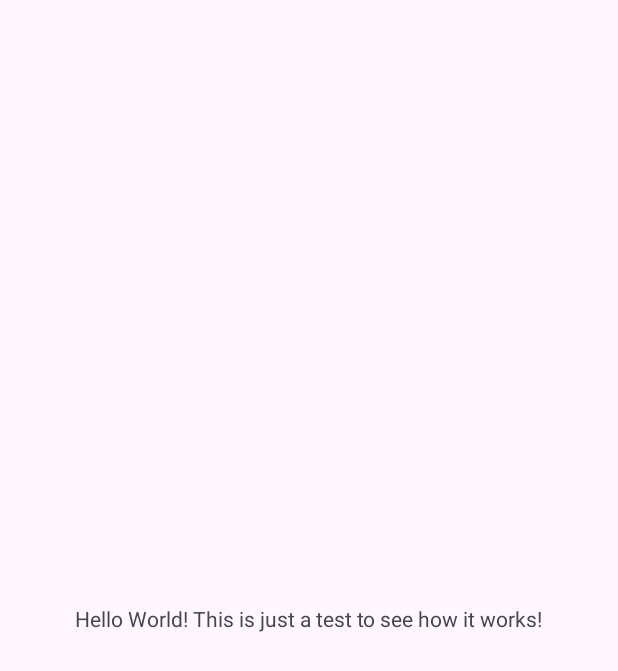
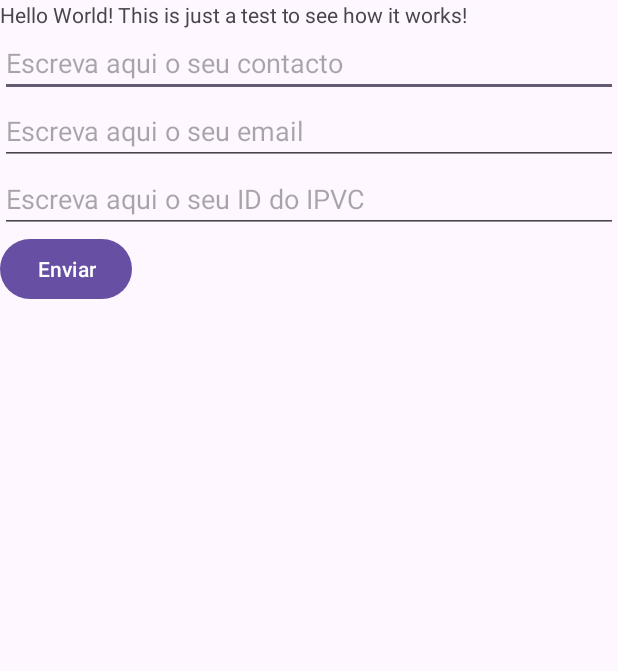
Before and after one commit to EduardoJunqueira2004/My_Application_Exercices_classes_PL_PM, an Android app: the screen it shows after launch (MainActivity), on a phone screen of 412 x 824 dp. Shown: the top 671 px of the screen. Run offline under Robolectric (Android 15) with nearby library versions, the phone set to English and light mode, and no system bars.

Commit message:
LinearLayout diferent cases Text and Button

```diff
--- a/app/src/main/res/layout/activity_main.xml
+++ b/app/src/main/res/layout/activity_main.xml
@@ -1,4 +1,5 @@
 <?xml version="1.0" encoding="utf-8"?>
+<!-- This is the default ConstraintLayout for the MainActivity
 <androidx.constraintlayout.widget.ConstraintLayout
     xmlns:android="http://schemas.android.com/apk/res/android"
     xmlns:tools="http://schemas.android.com/tools"
@@ -17,3 +18,39 @@
       app:layout_constraintTop_toTopOf="parent" />
 
   </androidx.constraintlayout.widget.ConstraintLayout>
+-->
+
+<!-- This is the Linear Layout Exercice for the MainActivity -->
+
+<LinearLayout
+    xmlns:android="http://schemas.android.com/apk/res/android"
+    xmlns:tools="http://schemas.android.com/tools"
+    xmlns:app="http://schemas.android.com/apk/res-auto"
+    android:id="@+id/main"
+    android:layout_width="match_parent"
+    android:layout_height="match_parent"
+    tools:context=".MainActivity"
+    android:orientation="vertical">
+    <TextView
+        android:layout_width="wrap_content"
+        android:layout_height="wrap_content"
+        android:text="Hello World! This is just a test to see how it works!"
+        />
+    <EditText
+        android:layout_width="match_parent"
+        android:layout_height="wrap_content"
+        android:hint="Escreva aqui o seu contacto"/>
+    <EditText
+        android:layout_width="match_parent"
+        android:layout_height="wrap_content"
+        android:hint="Escreva aqui o seu email"/>
+    <EditText
+        android:layout_width="match_parent"
+        android:layout_height="wrap_content"
+        android:hint="Escreva aqui o seu ID do IPVC "/>
+    <Button
+        android:layout_width="wrap_content"
+        android:layout_height="wrap_content"
+        android:text="Enviar"/>
+</LinearLayout>
+<!-- This is the Linear Layout Exercice for the MainActivity - END -->
```
